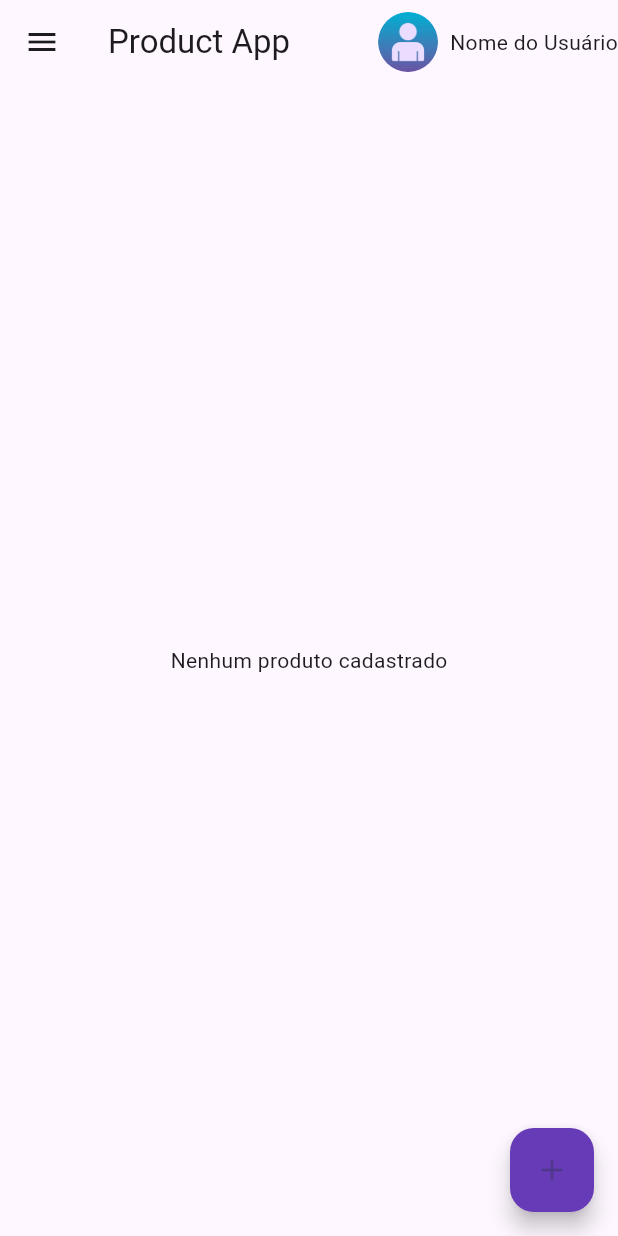
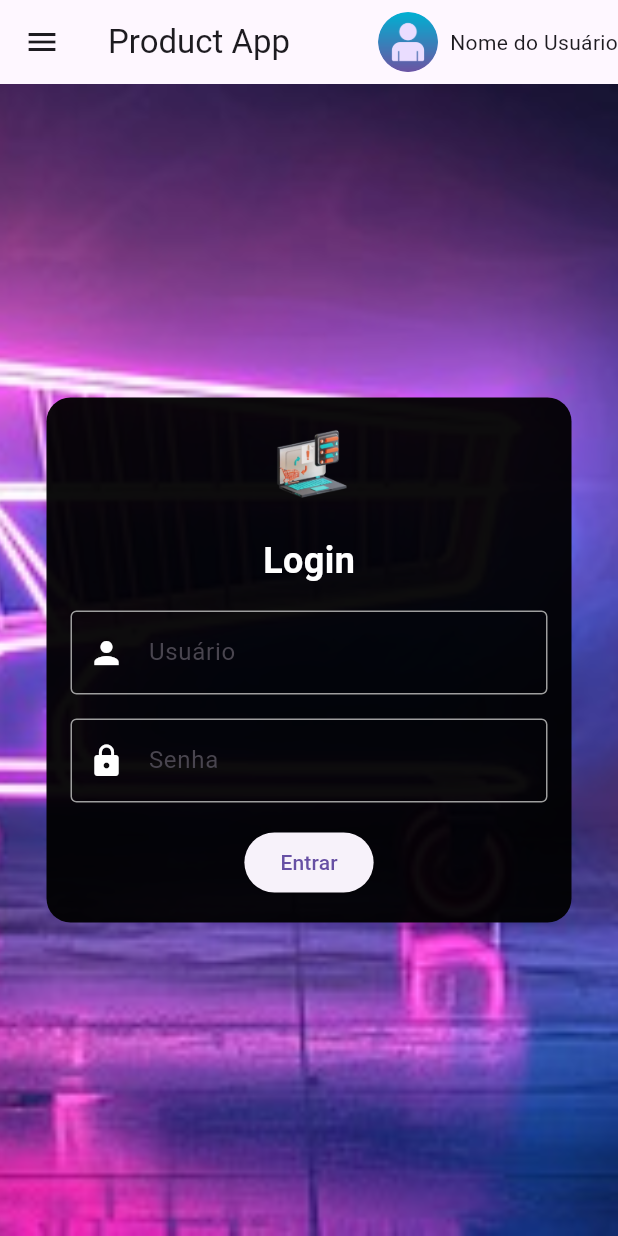
Before and after one commit to Arie0/ecommerce, a Flutter app: the screen it shows after launch, on a phone screen of 412 x 824 dp. Run offline on Flutter 3.47's test engine with Material 3 defaults, Android fonts, the phone set to English and light mode, and no system bars.

Commit message:
tela_login

```diff
--- /dev/null
+++ b/lib/Controllers/login_controller.dart
@@ -0,0 +1,15 @@
+import 'package:flutter/material.dart';
+import '../services/login_service.dart';
+
+class LoginController extends ChangeNotifier {
+  final LoginService _service = LoginService();
+
+  Future<bool> login(String username, String password) async {
+    try {
+      return await _service.authenticate(username, password);
+    } catch (e) {
+      print("Erro no login: $e");
+      return false;
+    }
+  }
+}
--- /dev/null
+++ b/lib/Screens/login_screen.dart
@@ -0,0 +1,138 @@
+import 'package:ecommerce/screens/product_list_screen.dart';
+import 'package:ecommerce/widgets/appscaffold.dart';
+import 'package:flutter/material.dart';
+import 'package:provider/provider.dart';
+import '../controllers/login_controller.dart';
+
+class LoginScreen extends StatefulWidget {
+  @override
+  _LoginScreenState createState() => _LoginScreenState();
+}
+
+class _LoginScreenState extends State<LoginScreen> {
+  final _formKey = GlobalKey<FormState>();
+  final TextEditingController _usernameController = TextEditingController();
+  final TextEditingController _passwordController = TextEditingController();
+
+  @override
+  Widget build(BuildContext context) {
+    final controller = Provider.of<LoginController>(context, listen: false);
+
+    return Scaffold(
+      body: Stack(
+        children: [
+          // Imagem de fundo
+          Container(
+            decoration: BoxDecoration(
+              image: DecorationImage(
+                image: AssetImage("assets/images/back.jpg"),
+                fit: BoxFit.cover,
+              ),
+            ),
+          ),
+          // Card de login
+          Center(
+            child: Container(
+              width: 350,
+              padding: const EdgeInsets.all(16.0),
+              decoration: BoxDecoration(
+                color: Colors.black.withOpacity(0.95),
+                borderRadius: BorderRadius.circular(16),
+              ),
+              child: Form(
+                key: _formKey,
+                child: Column(
+                  mainAxisSize: MainAxisSize.min,
+                  children: [
+                    // Logo
+                    Image.asset("assets/images/markt.png", height: 60),
+                    SizedBox(height: 16),
+                    Text(
+                      "Login",
+                      style: TextStyle(
+                        color: Colors.white,
+                        fontSize: 24,
+                        fontWeight: FontWeight.bold,
+                      ),
+                    ),
+                    SizedBox(height: 16),
+                    // Campo de usuário
+                    TextFormField(
+                      controller: _usernameController,
+                      style: TextStyle(color: Colors.white),
+                      decoration: InputDecoration(
+                        labelText: "Usuário",
+                        prefixIcon: Icon(Icons.person, color: Colors.white),
+                        enabledBorder: OutlineInputBorder(
+                          borderSide: BorderSide(color: Colors.grey),
+                        ),
+                      ),
+                      validator: (value) {
+                        if (value == null || value.isEmpty) {
+                          return "Por favor, insira o usuário";
+                        }
+                        return null;
+                      },
+                    ),
+                    SizedBox(height: 16),
+                    // Campo de senha
+                    TextFormField(
+                      controller: _passwordController,
+                      obscureText: true,
+                      style: TextStyle(color: Colors.white),
+                      decoration: InputDecoration(
+                        labelText: "Senha",
+                        prefixIcon: Icon(Icons.lock, color: Colors.white),
+                        enabledBorder: OutlineInputBorder(
+                          borderSide: BorderSide(color: Colors.grey),
+                        ),
+                      ),
+                      validator: (value) {
+                        if (value == null || value.isEmpty) {
+                          return "Por favor, insira a senha";
+                        }
+                        return null;
+                      },
+                    ),
+                    SizedBox(height: 16),
+                    ElevatedButton(
+                      onPressed: () async {
+                        if (_formKey.currentState!.validate()) {
+                          final success = await controller.login(
+                            _usernameController.text,
+                            _passwordController.text,
+                          );
+                          if (success) {
+                            ScaffoldMessenger.of(context).showSnackBar(
+                              SnackBar(
+                                  content:
+                                      Text("Login realizado com sucesso!")),
+                            );
+                            Navigator.pushReplacement(
+                              context,
+                              MaterialPageRoute(
+                                builder: (context) => AppScaffold(
+                                  bodyContent: ProductListScreen(),
+                                ),
+                              ),
+                            );
+                            // Navegue para outra tela (exemplo: HomeScreen)
+                          } else {
+                            ScaffoldMessenger.of(context).showSnackBar(
+                              SnackBar(content: Text("Credenciais inválidas!")),
+                            );
+                          }
+                        }
+                      },
+                      child: Text("Entrar"),
+                    ),
+                  ],
+                ),
+              ),
+            ),
+          ),
+        ],
+      ),
+    );
+  }
+}
--- a/lib/Screens/user_list_screen.dart
+++ b/lib/Screens/user_list_screen.dart
@@ -1,7 +1,7 @@
 import 'package:flutter/material.dart';
 import 'package:provider/provider.dart';
 import '../controllers/user_controller.dart';
-import '../controllers/role_controller.dart';
+import '../controllers/roler_controller.dart';
 
 class UserListScreen extends StatelessWidget {
   @override
--- a/lib/main.dart
+++ b/lib/main.dart
@@ -1,3 +1,5 @@
+import 'package:ecommerce/controllers/login_controller.dart';
+import 'package:ecommerce/screens/login_screen.dart';
 import 'package:ecommerce/screens/product_list_screen.dart';
 import 'package:ecommerce/screens/category_list_screen.dart';
 import 'package:ecommerce/screens/subcategory_screen.dart';
@@ -9,13 +11,14 @@ import 'controllers/product_controller.dart';
 import 'controllers/category_controller.dart';
 import 'controllers/sub_category_controller.dart';
 import 'controllers/user_controller.dart';
-import 'controllers/role_controller.dart';
+import 'controllers/roler_controller.dart';
 import 'screens/user_list_screen.dart';
 
 void main() {
   runApp(
     MultiProvider(
       providers: [
+        ChangeNotifierProvider(create: (_) => LoginController()),
         ChangeNotifierProvider(create: (_) => ProductController()),
         ChangeNotifierProvider(create: (_) => CategoryController()),
         ChangeNotifierProvider(create: (_) => SubCategoryController()),
@@ -38,7 +41,7 @@ class MyApp extends StatelessWidget {
       ),
       home: AppScaffold(
         bodyContent:
-            ProductListScreen(), // Define a tela inicial como ProductListScreen
+            LoginScreen(), // Define a tela inicial como ProductListScreen
       ),
     );
   }
--- /dev/null
+++ b/lib/services/login_service.dart
@@ -0,0 +1,9 @@
+import 'package:ecommerce/repositories/login_repository.dart';
+
+class LoginService {
+  final LoginRepository _repository = LoginRepository();
+
+  Future<bool> authenticate(String username, String password) async {
+    return await _repository.login(username, password);
+  }
+}
```
Also changed, not shown: lib/Repositories/login_repository.dart (added, +20 -0 lines), lib/Widgets/appscaffold.dart (+8 -2 lines), assets/images/back.jpg (added), assets/images/markt.png (added), assets/images/sale.png (deleted), lib/Controllers/roler_controller.dart (renamed from lib/Controllers/role_controller.dart).
